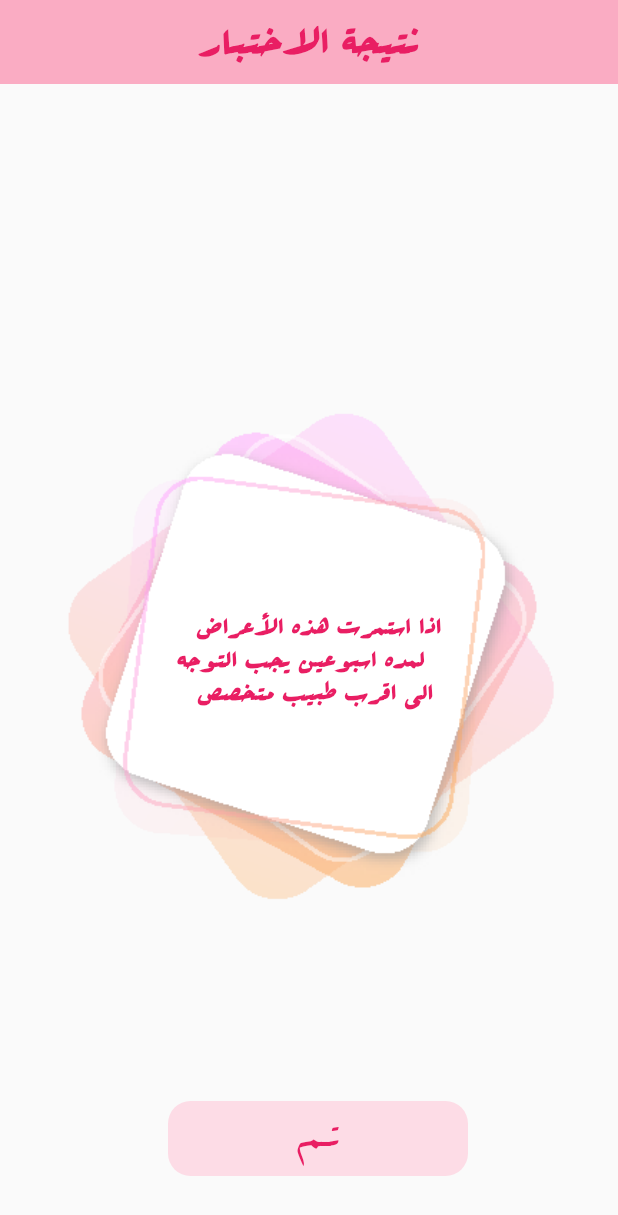
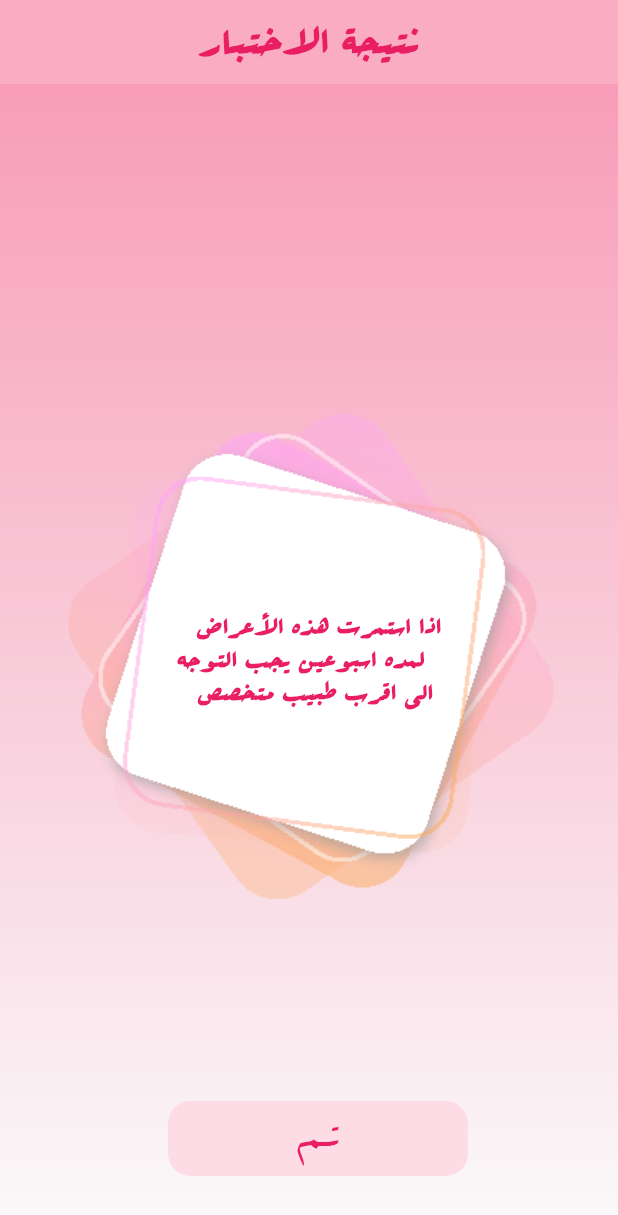
Before and after one commit to elsoudy222/Hawwah, a Flutter app: the SelfCheckResultScreen screen opened directly, on a phone screen of 412 x 824 dp. Shown: the top 1215 px of the screen. Run offline on Flutter 3.47's test engine with Material 2 defaults, Android fonts, the phone set to English and light mode, and no system bars; our stand-ins replace bloc, conditional_builder_null_safety, dio, dropdown_button2, flutter_bloc, flutter_svg and 6 more; missing offline and left inert: splash_screen_view; accounts and stored records are empty.

Commit message:
edit colors and fonts

```diff
--- a/lib/modules/selfCheck/self_check_result_screen.dart
+++ b/lib/modules/selfCheck/self_check_result_screen.dart
@@ -10,7 +10,6 @@ class SelfCheckResultScreen extends StatelessWidget {
   Widget build(BuildContext context) {
     return Scaffold(
       appBar: AppBar(
-
         elevation: 0.0,
         backgroundColor: primaryColor,
         centerTitle: true,
@@ -23,7 +22,17 @@ class SelfCheckResultScreen extends StatelessWidget {
           ),
         ),
       ),
-      body: Stack(
+      body: Container(
+        decoration: const BoxDecoration(
+          gradient: LinearGradient(
+              begin: Alignment.topCenter,
+              end: Alignment.bottomCenter,
+              colors: [
+                Color.fromRGBO(248, 157, 185, 1.0),
+                Color.fromRGBO(250, 250, 250, 1.0)
+              ]),
+        ),
+        child: Stack(
           children:  [
             const Center(
               child:  Image(
@@ -68,6 +77,7 @@ class SelfCheckResultScreen extends StatelessWidget {
 
           ],
         ),
+      ),
     );
   }
 }
```
Lines whose indentation alone changed are shown as unchanged.
